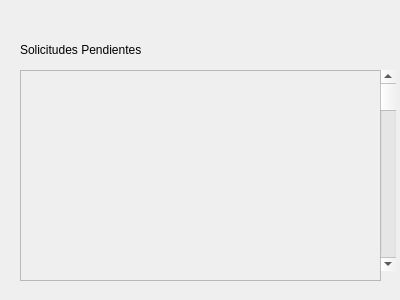
The window that ventanasEtapa2/handle_requests.ui (Los-Pollitos/PI-Redes-Sistemas-Operativos) describes before a commit, drawn with Qt 5.
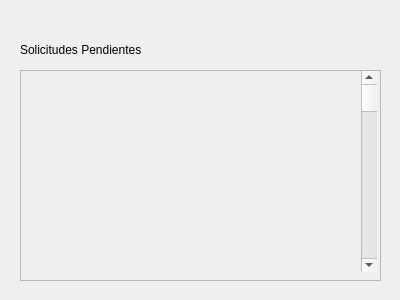
The same window after the commit.

Commit message: Cambios hechos en consulta con el profe

The edit to the form file:
```diff
--- a/ventanasEtapa2/handle_requests.ui
+++ b/ventanasEtapa2/handle_requests.ui
@@ -34,6 +34,19 @@
       <height>209</height>
      </rect>
     </property>
+    <widget class="QScrollBar" name="verticalScrollBar">
+     <property name="geometry">
+      <rect>
+       <x>340</x>
+       <y>0</y>
+       <width>16</width>
+       <height>201</height>
+      </rect>
+     </property>
+     <property name="orientation">
+      <enum>Qt::Vertical</enum>
+     </property>
+    </widget>
    </widget>
   </widget>
   <widget class="QLabel" name="label">
@@ -49,19 +62,6 @@
     <string>Solicitudes Pendientes</string>
    </property>
   </widget>
-  <widget class="QScrollBar" name="verticalScrollBar">
-   <property name="geometry">
-    <rect>
-     <x>380</x>
-     <y>70</y>
-     <width>16</width>
-     <height>201</height>
-    </rect>
-   </property>
-   <property name="orientation">
-    <enum>Qt::Vertical</enum>
-   </property>
-  </widget>
  </widget>
  <resources/>
  <connections/>
```
The commit also changes 2 other files.
